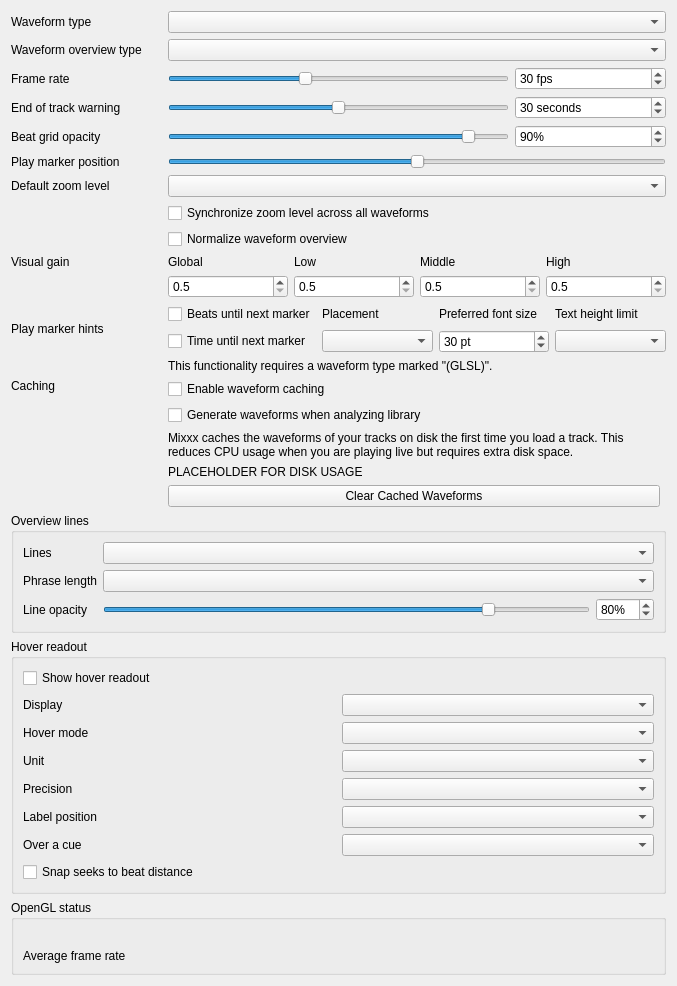
Old version of the form src/preferences/dialog/dlgprefwaveformdlg.ui in the repository jakkarudev/djnote_mixxx.
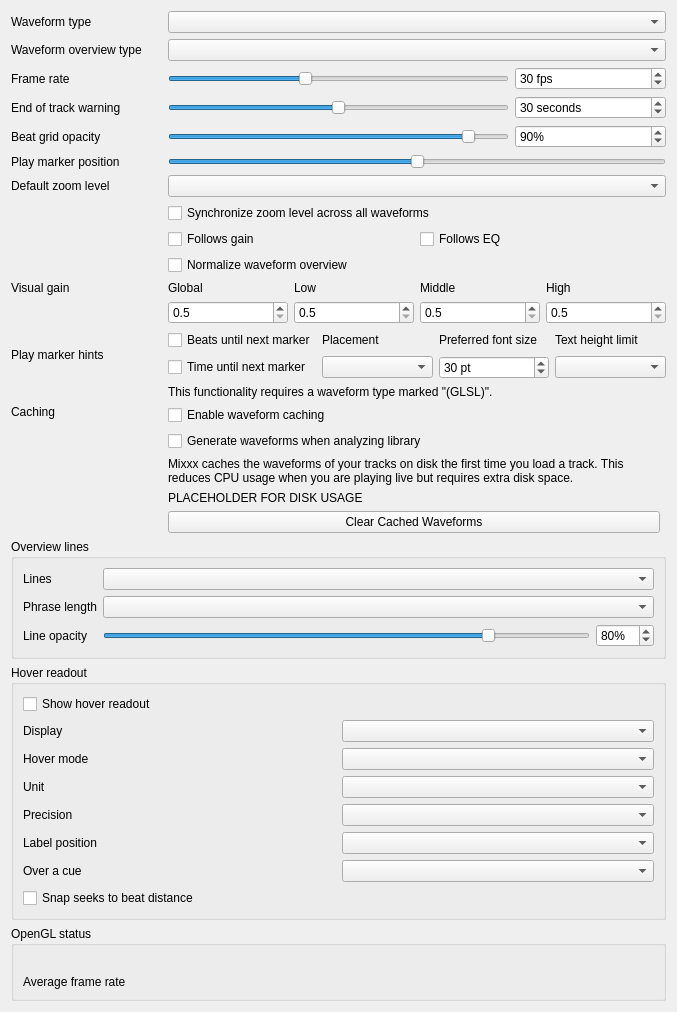
New version of the form.

Commit message:
Add Follows gain / Follows EQ waveform preferences via a waveform gains function
Extract the gain logic of the scrolling waveform renderers into a plain
calculateGains function. Band visual gains now apply even with the deck's EQ
disabled.

```diff
--- a/src/preferences/dialog/dlgprefwaveformdlg.ui
+++ b/src/preferences/dialog/dlgprefwaveformdlg.ui
@@ -304,6 +304,31 @@
       </widget>
      </item>
 
+     <item row="8" column="1" colspan="3">
+      <layout class="QHBoxLayout" name="followsLayout">
+       <item>
+        <widget class="QCheckBox" name="followsGainCheckBox">
+         <property name="toolTip">
+          <string>The scrolling waveform changes with the deck's gain (gain knob and ReplayGain). Turn off to show the track as recorded.</string>
+         </property>
+         <property name="text">
+          <string>Follows gain</string>
+         </property>
+        </widget>
+       </item>
+       <item>
+        <widget class="QCheckBox" name="followsEqCheckBox">
+         <property name="toolTip">
+          <string>The scrolling waveform changes with the deck's EQ knobs and kills. Turn off to show the track as recorded.</string>
+         </property>
+         <property name="text">
+          <string>Follows EQ</string>
+         </property>
+        </widget>
+       </item>
+      </layout>
+     </item>
+
      <item row="9" column="1">
       <widget class="QCheckBox" name="normalizeOverviewCheckBox">
        <property name="text">
```
Left out of the diff: 2 changed lines with no effect on the pictures. The commit also changes 9 other files.
